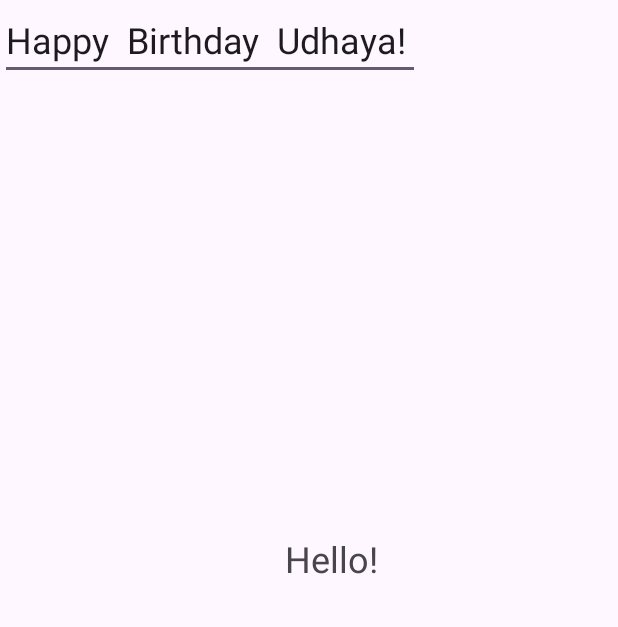
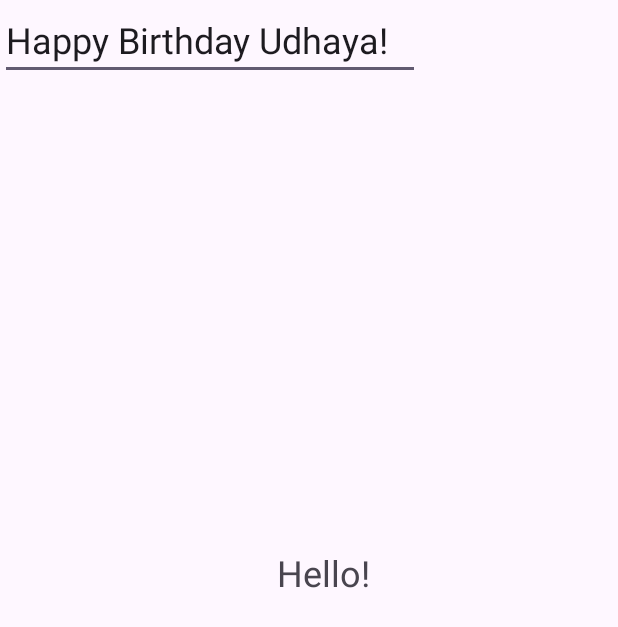
Before and after one commit to Udhaya-05/AppDev_Imarticus, an Android app: the screen it shows after launch (MainActivity), on a phone screen of 412 x 824 dp. Shown: the top 627 px of the screen. Run offline under Robolectric (Android 15) with nearby library versions, the phone set to English and light mode, and no system bars.

Commit message:
Activity 1

```diff
--- a/app/src/main/res/layout/activity_main.xml
+++ b/app/src/main/res/layout/activity_main.xml
@@ -14,10 +14,10 @@
         android:textSize="24sp"
         app:layout_constraintBottom_toBottomOf="parent"
         app:layout_constraintEnd_toEndOf="parent"
-        app:layout_constraintHorizontal_bias="0.542"
+        app:layout_constraintHorizontal_bias="0.528"
         app:layout_constraintStart_toStartOf="parent"
         app:layout_constraintTop_toTopOf="parent"
-        app:layout_constraintVertical_bias="0.45" />
+        app:layout_constraintVertical_bias="0.462" />
 
     <EditText
         android:id="@+id/editTextText"
@@ -25,9 +25,9 @@
         android:layout_height="wrap_content"
         android:ems="10"
         android:inputType="text"
-        android:text="Happy  Birthday  Udhaya!"
+        android:text="@string/happy_birthday_udhaya"
         android:textSize="24sp"
-        tools:layout_editor_absoluteX="128dp"
-        tools:layout_editor_absoluteY="370dp" />
+        tools:layout_editor_absoluteX="84dp"
+        tools:layout_editor_absoluteY="379dp" />
 
 </androidx.constraintlayout.widget.ConstraintLayout>
--- a/app/src/main/res/values/strings.xml
+++ b/app/src/main/res/values/strings.xml
@@ -1,3 +1,4 @@
 <resources>
     <string name="app_name">Activity</string>
+    <string name="happy_birthday_udhaya">Happy Birthday Udhaya!</string>
 </resources>
```
